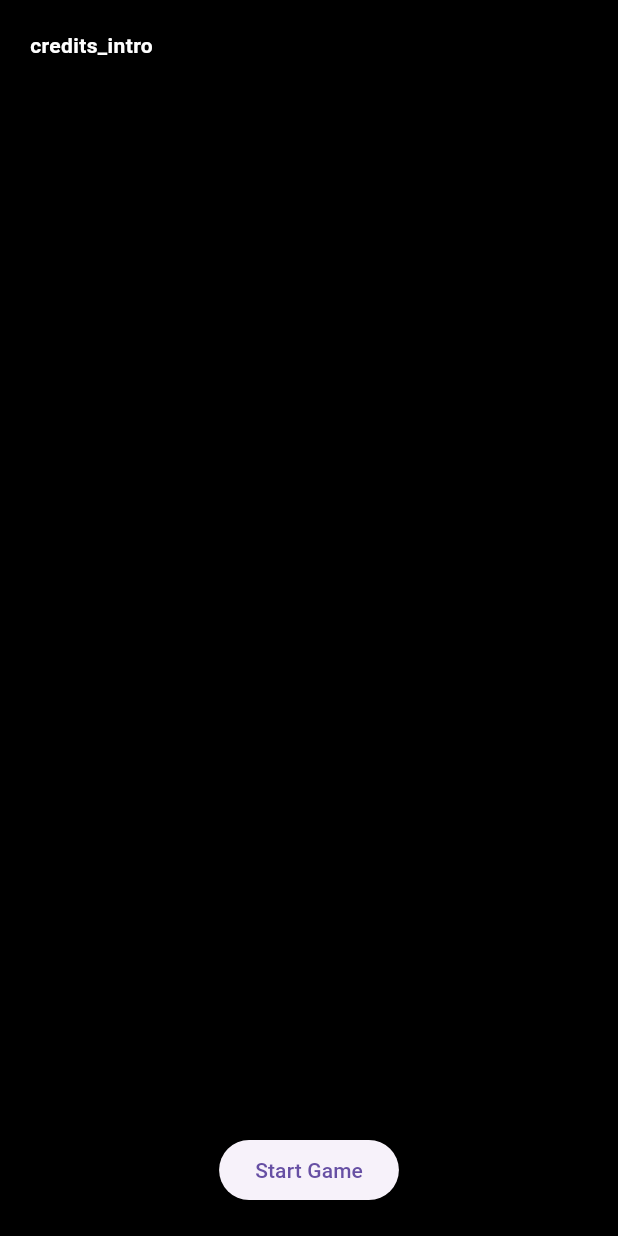
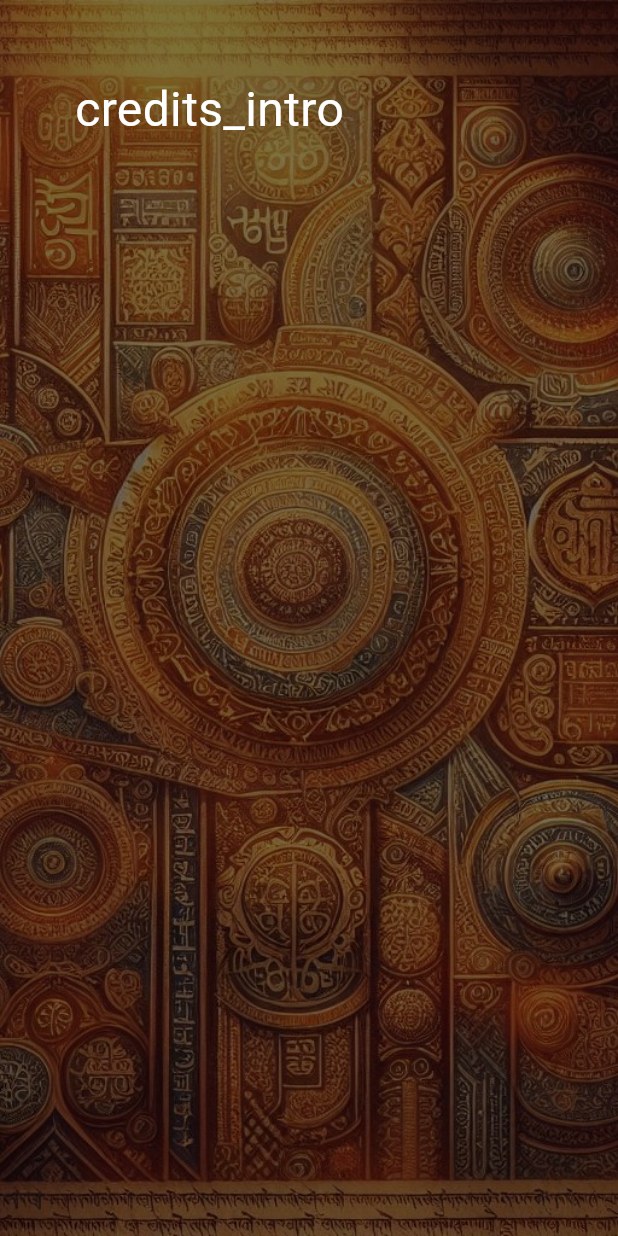
Before and after one commit to aruhant/rpg, a Flutter app: the screen it shows after launch, after a tap on "Credits", on a phone screen of 412 x 824 dp. Run offline on Flutter 3.47's test engine with Material 3 defaults, Android fonts, the phone set to English and light mode, and no system bars; drawn by our look-alikes of animated_text_kit; our stand-ins replace easy_localization, logger, shared_preferences, video_player; missing offline and left inert: bonfire, flame_audio.

Commit message:
paginate intro messages

```diff
--- a/app/assets/translations/en-US.json
+++ b/app/assets/translations/en-US.json
@@ -8,6 +8,6 @@
     "coming_soon": "Coming Soon!",
     "close": "Close",
     "credits": "Credits",
-    "lanka_dahan_intro": "As the sun dipped below the horizon, casting an amber glow over the ancient city of Lanka, you, Fearless Hanuman, found yourself ensnared. Ravana, the ten-headed demon king, had captured you—the mighty ape warrior. His eyes gleamed with malice as he spoke:\n\n“कपीनां किल लाङ्गूलमिष्टं भवति भूषणम्।\nतदस्य दीप्यतां शीघ्रं तेन दग्धेन गच्छतु।।5.53.3।।”\n\nTranslation: “The tail of a monkey is dear to them. It is like an ornament to them. Set it blaze swiftly with fire, and let him go.”\n\nBut you are Hanuman—the wind-swift, the leaper of oceans, the loyal servant of Lord Rama. You have the blessings of Maa Sita. \nThe flames would dance upon your fur, but it is as cold as ice.\nAs your heart beats with courage, and mischief twinkled in your eyes. \nYou would turn Lanka into an inferno, a beacon of defiance.\nCross the sprawling city, avoid detection, and unleash the flames of retribution. \n\nRemember, Fearless Hanuman, you have but one chance. If captured, the level resets. The city awaits your wrath, and Lanka trembles in anticipation.\n\nNote: Inspired by the epic Ramayana, this game level is a fictional adaptation.",
+    "lanka_dahan_intro": "As the sun dipped below the horizon, casting an amber glow over the ancient city of Lanka, you, Fearless Hanuman, found yourself ensnared. Ravana, the ten-headed demon king, had captured you—the mighty ape warrior.~His eyes gleamed with malice as he spoke:\n\n“कपीनां किल लाङ्गूलमिष्टं भवति भूषणम्।\nतदस्य दीप्यतां शीघ्रं तेन दग्धेन गच्छतु।।5.53.3।।”\n\nTranslation: “The tail of a monkey is dear to them. It is like an ornament to them. Set it blaze swiftly with fire, and let him go.”~But you are Hanuman—the wind-swift, the leaper of oceans, the loyal servant of Lord Rama. You have the blessings of Maa Sita.~The flames dance upon your fur, but it is as cold as ice.\nAs your heart beats with courage, a mischief twinkled in your eyes. \nYou would turn Lanka into an inferno, a beacon of defiance.~Cross the sprawling city, avoid detection, and unleash the flames of retribution. \n\nRemember, Fearless Hanuman, you have but one chance. If captured, the level resets. The city awaits your wrath, and Lanka trembles in anticipation.\n\nNote: Inspired by the epic Ramayana, this game level is a fictional adaptation.",
     "win_message": "You have successfully destroyed Lanka!"
 }
--- a/app/assets/translations/hi-IN.json
+++ b/app/assets/translations/hi-IN.json
@@ -8,6 +8,6 @@
     "coming_soon": "जल्द ही आ रहा है",
     "close": "ठीक है",
     "credits": "श्रेय",
-    "lanka_dahan_intro": "As the sun dipped below the horizon, casting an amber glow over the ancient city of Lanka, you, Fearless Hanuman, found yourself ensnared. Ravana, the ten-headed demon king, had captured you—the mighty ape warrior. His eyes gleamed with malice as he spoke:\n\n“कपीनां किल लाङ्गूलमिष्टं भवति भूषणम्।\nतदस्य दीप्यतां शीघ्रं तेन दग्धेन गच्छतु।।5.53.3।।”\n\nTranslation: “The tail of a monkey is dear to them. It is like an ornament to them. Set it blaze swiftly with fire, and let him go.”\n\nBut you are Hanuman—the wind-swift, the leaper of oceans, the loyal servant of Lord Rama. You have the blessings of Maa Sita. \nThe flames would dance upon your fur, but it is as cold as ice.\nAs your heart beats with courage, and mischief twinkled in your eyes. \nYou would turn Lanka into an inferno, a beacon of defiance.\nCross the sprawling city, avoid detection, and unleash the flames of retribution. \n\nRemember, Fearless Hanuman, you have but one chance. If captured, the level resets. The city awaits your wrath, and Lanka trembles in anticipation.\n\nNote: Inspired by the epic Ramayana, this game level is a fictional adaptation.",
+    "lanka_dahan_intro": "As the sun dipped below the horizon, casting an amber glow over the ancient city of Lanka, you, Fearless Hanuman, found yourself ensnared. Ravana, the ten-headed demon king, had captured you—the mighty ape warrior.~His eyes gleamed with malice as he spoke:\n\n“कपीनां किल लाङ्गूलमिष्टं भवति भूषणम्।\nतदस्य दीप्यतां शीघ्रं तेन दग्धेन गच्छतु।।5.53.3।।”\n\nTranslation: “The tail of a monkey is dear to them. It is like an ornament to them. Set it blaze swiftly with fire, and let him go.”~But you are Hanuman—the wind-swift, the leaper of oceans, the loyal servant of Lord Rama. You have the blessings of Maa Sita.~The flames dance upon your fur, but it is as cold as ice.\nAs your heart beats with courage, a mischief twinkled in your eyes. \nYou would turn Lanka into an inferno, a beacon of defiance.~Cross the sprawling city, avoid detection, and unleash the flames of retribution. \n\nRemember, Fearless Hanuman, you have but one chance. If captured, the level resets. The city awaits your wrath, and Lanka trembles in anticipation.\n\nNote: Inspired by the epic Ramayana, this game level is a fictional adaptation.",
     "win_message": "आपने लंका को सफलतापूर्वक दहन कर दिया है!"
 }
--- a/app/lib/title_screen/level_intro.dart
+++ b/app/lib/title_screen/level_intro.dart
@@ -2,32 +2,63 @@ import 'package:animated_text_kit/animated_text_kit.dart';
 import 'package:easy_localization/easy_localization.dart';
 import 'package:flutter/material.dart';
 import 'package:ramayana/game/game_engine.dart';
+import 'package:ramayana/utils/logging.dart';
 
-class LevelIntro extends StatelessWidget {
+class LevelIntro extends StatefulWidget {
   const LevelIntro({Key? key, required this.level}) : super(key: key);
   final String level;
 
   @override
+  State<LevelIntro> createState() => _LevelIntroState();
+}
+
+class _LevelIntroState extends State<LevelIntro> {
+  List<String> _introPages = [""];
+  int _currentPage = 0;
+  bool _animationStopped = false;
+  @override
+  void initState() {
+    super.initState();
+    _introPages = "${widget.level}_intro".tr().split('~');
+  }
+
+  @override
   Widget build(BuildContext context) {
+    String page = _introPages[_currentPage];
+    Log.d('LevelIntro: $page');
     return Material(
       color: Colors.black,
+      child: InkWell(
+        onTap: onTap,
+        child: Container(
+          decoration: BoxDecoration(
+              image: DecorationImage(
+                  image: AssetImage('assets/images/intro.jpg'),
+                  opacity: 0.5,
+                  fit: BoxFit.cover)),
           child: SafeArea(
             child: Stack(
               children: [
                 SingleChildScrollView(
                   child: Container(
-                  padding: const EdgeInsets.all(20),
+                      padding: const EdgeInsets.all(50),
                       child: AnimatedTextKit(
+                          key: ValueKey(page),
                           isRepeatingAnimation: false,
+                          onFinished: () => setState(() {
+                                _animationStopped = true;
+                              }),
+                          onTap: onTap,
+                          displayFullTextOnTap: true,
                           animatedTexts: [
-                        TypewriterAnimatedText('${level}_intro'.tr(),
+                            TypewriterAnimatedText(page,
                                 textStyle: const TextStyle(
-                                fontSize: 14,
+                                  fontSize: 32,
                                   color: Colors.white,
-                                fontWeight: FontWeight.bold)),
+                                )),
                           ])),
                 ),
-            Align(
+                /*     Align(
                   alignment: Alignment.bottomCenter,
                   child: Padding(
                     padding: const EdgeInsets.only(bottom: 20),
@@ -35,13 +66,30 @@ class LevelIntro extends StatelessWidget {
                         onPressed: () => Navigator.push(
                             context,
                             MaterialPageRoute(
-                            builder: (context) => GameEngine(level: level))),
+                                builder: (context) =>
+                                    GameEngine(level: widget.level))),
                         child: Text('start_game'.tr())),
                   ),
+                ),*/
+              ],
             ),
-          ],
+          ),
         ),
       ),
     );
   }
+
+  void onTap() {
+    if (_currentPage < _introPages.length - 1) {
+      setState(() {
+        _currentPage++;
+        _animationStopped = false;
+      });
+    } else {
+      Navigator.push(
+          context,
+          MaterialPageRoute(
+              builder: (context) => GameEngine(level: widget.level)));
     }
+  }
+}
```
Also changed, not shown: app/assets/images/intro.jpg (added). Lines whose indentation alone changed are shown as unchanged.
